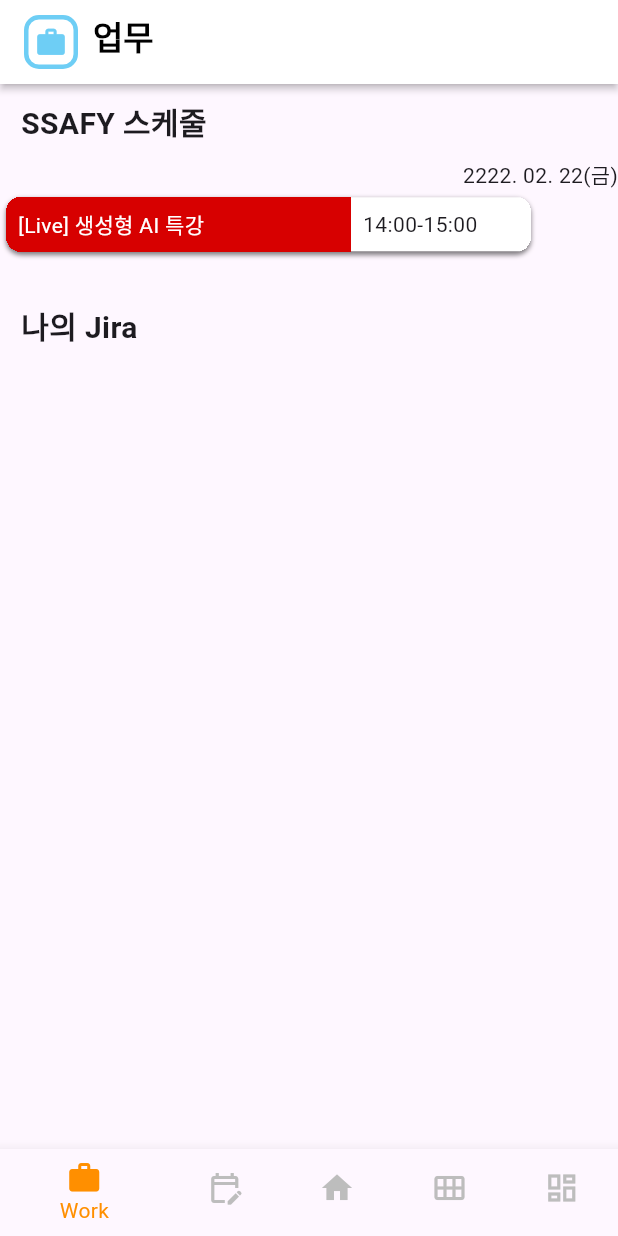
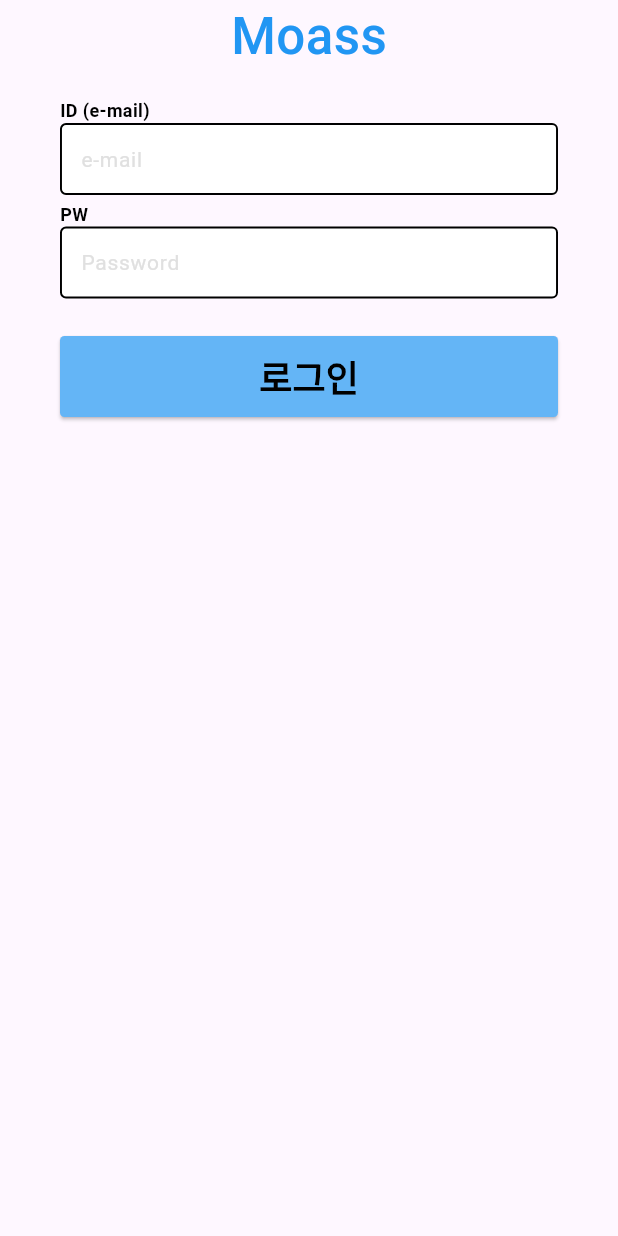
Before and after one commit to latter-electronic/MOASS, a Flutter app: the screen it shows after launch, on a phone screen of 412 x 824 dp. Run offline on Flutter 3.47's test engine with Material 3 defaults, Android fonts, the phone set to English and light mode, and no system bars; our stand-ins replace dio, shared_preferences.

Commit message:
Feat: login 페이지, API, UI틀, refreshToken 구현

```diff
--- a/Frontend/moass/lib/main.dart
+++ b/Frontend/moass/lib/main.dart
@@ -1,5 +1,7 @@
 import 'package:flutter/material.dart';
+import 'package:moass/screens/login_screen.dart';
 import 'package:moass/screens/home_screen.dart';
+import 'package:shared_preferences/shared_preferences.dart';
 
 void main() {
   runApp(const MyApp());
@@ -11,13 +13,32 @@ class MyApp extends StatelessWidget {
   @override
   Widget build(BuildContext context) {
     return MaterialApp(
-      title: 'Moass',
-      theme: ThemeData(
-        primarySwatch: Colors.blue,
-        visualDensity: VisualDensity.adaptivePlatformDensity,
-      ),
-      home: const HomeScreen(),
-    );
+        title: 'Moass',
+        theme: ThemeData(
+          primarySwatch: Colors.blue,
+          visualDensity: VisualDensity.adaptivePlatformDensity,
+        ),
+        // home: const HomeScreen(),
+        // FutureBuilder로 비동기 작업의 결과에 따라 다른 페이지 표시
+        home: FutureBuilder(
+            // _getLoginStatus 함수의 결과를 기다림
+            future: _getLoginStatus(),
+            builder: (context, snapshot) {
+              if (snapshot.connectionState == ConnectionState.done) {
+                return snapshot.data == true
+                    ? const HomeScreen()
+                    : const LoginScreen();
+              } else {
+                return const CircularProgressIndicator();
+              }
+            }));
+  }
+
+  // SharedPreferences 라이브러리를 사용해서 저장된 로그인 상태를 불러옴
+  Future<bool> _getLoginStatus() async {
+    final SharedPreferences prefs = await SharedPreferences.getInstance();
+    // 로그인 정보가 없다면 false로 변경
+    return prefs.getBool('isLogin') ?? false;
   }
 }
 
--- /dev/null
+++ b/Frontend/moass/lib/screens/login_screen.dart
@@ -0,0 +1,196 @@
+import 'package:dio/dio.dart';
+import 'package:flutter/material.dart';
+import 'package:moass/model/token_interceptor.dart';
+import 'package:moass/screens/home_screen.dart';
+import 'package:moass/widgets/custom_login_form.dart';
+import 'package:shared_preferences/shared_preferences.dart';
+
+class LoginScreen extends StatefulWidget {
+  const LoginScreen({super.key});
+
+  @override
+  State<LoginScreen> createState() => _LoginScreenState();
+}
+
+class _LoginScreenState extends State<LoginScreen> {
+  // 이메일과 비밀번호
+  String username = '';
+  String password = '';
+
+  // 에러 메시지를 위한 상태 변수
+  String? _errorMessage;
+
+  Future<void> _login() async {
+    final dio = Dio();
+    // 인스턴스추가
+    final prefs = await SharedPreferences.getInstance();
+    dio.interceptors.add(TokenInterceptor(dio, prefs));
+
+    // 요청할 기본 주소
+    const ip = 'https://k10e203.p.ssafy.io';
+
+    try {
+      final response = await dio.post(
+        '$ip/api/user/login',
+        data: {
+          "userEmail": username,
+          "password": password,
+        },
+      );
+
+      // 로그인 성공 처리 (예: 토큰 저장, 홈 화면으로 이동 등)
+      print(response.data);
+      setState(() {
+        _errorMessage = null; // 에러 메시지를 초기화
+      });
+      // 로그인 유지를 위해 SharedPreferences 를 불러옴
+      final SharedPreferences prefs = await SharedPreferences.getInstance();
+      // isLoggedIn 즉 로그인 유무에 true값 저장
+      await prefs.setBool('isLoggedIn', true);
+      // 토큰 저장
+      final accessToken = response.data['accessToken'];
+      final refreshToken = response.data['refreshToken'];
+      await prefs.setString('accessToken', accessToken);
+      await prefs.setString('refreshToken', refreshToken);
+      // 홈 화면으로 이동
+      Navigator.pushReplacement(
+        context,
+        MaterialPageRoute(builder: (context) => const HomeScreen()),
+      );
+    } on DioException catch (e) {
+      // DioError를 캐치하여 에러 메시지를 업데이트
+      if (e.response?.statusCode == 401) {
+        setState(() {
+          _errorMessage = '이메일 또는 비밀번호가 틀렸습니다';
+        });
+      } else {
+        setState(() {
+          _errorMessage = '로그인 실패: ${e.message}';
+        });
+      }
+    }
+  }
+
+  @override
+  Widget build(BuildContext context) {
+    return Scaffold(
+      body: SafeArea(
+        top: true,
+        bottom: false,
+        child: Padding(
+          padding: const EdgeInsets.symmetric(horizontal: 40.0),
+          child: Column(
+            crossAxisAlignment: CrossAxisAlignment.stretch,
+            children: [
+              const _Title(),
+              const SizedBox(height: 16.0),
+              const _SubTitleId(),
+              // 여기서부턴 이미같은거 넣을경우 넣으면됨
+              // 로그인 폼
+              CustomLoginFormField(
+                hintText: 'e-mail',
+                onChanged: (String value) {
+                  username = value;
+                },
+              ),
+              const SizedBox(height: 4.0),
+              const _SubTitlePw(),
+              CustomLoginFormField(
+                hintText: 'Password',
+                onChanged: (String value) {
+                  password = value;
+                },
+                obscureText: true,
+              ),
+              const SizedBox(height: 25.0),
+              ElevatedButton(
+                onPressed: _login,
+                style: ElevatedButton.styleFrom(
+                  backgroundColor: Colors.blue.shade300,
+                  shape: RoundedRectangleBorder(
+                    borderRadius:
+                        BorderRadius.circular(3), // 버튼의 각 꼭지점을 둥글게 만듭니다.
+                  ),
+                  padding: const EdgeInsets.symmetric(
+                    vertical: 10,
+                    horizontal: 20,
+                  ), // 버튼의 패딩을 조절할 수 있습니다.
+                ),
+                child: const Text(
+                  '로그인',
+                  style: TextStyle(
+                      fontSize: 24, // '로그인' 텍스트의 크기를 20폰트로 설정합니다.
+                      color: Colors.black, // '로그인' 텍스트의 색상을 검정색으로 설정합니다.
+                      fontWeight: FontWeight.bold),
+                ),
+              ),
+              if (_errorMessage != null)
+                Padding(
+                  padding: const EdgeInsets.all(8.0),
+                  child: Text(
+                    _errorMessage!,
+                    style: const TextStyle(color: Colors.red),
+                  ),
+                ),
+            ],
+          ),
+        ),
+      ),
+    );
+  }
+}
+
+class _Title extends StatelessWidget {
+  const _Title({super.key});
+
+  @override
+  Widget build(BuildContext context) {
+    return const Row(
+      mainAxisAlignment: MainAxisAlignment.center,
+      children: [
+        Text(
+          'Moass',
+          style: TextStyle(
+            fontSize: 34,
+            fontWeight: FontWeight.w500,
+            color: Colors.blue,
+          ),
+        ),
+      ],
+    );
+  }
+}
+
+class _SubTitleId extends StatelessWidget {
+  const _SubTitleId({super.key});
+
+  @override
+  Widget build(BuildContext context) {
+    return const Text(
+      // 줄바꿈은 \n
+      'ID (e-mail)',
+      style: TextStyle(
+        fontSize: 12,
+        fontWeight: FontWeight.w700,
+        color: Colors.black,
+      ),
+    );
+  }
+}
+
+class _SubTitlePw extends StatelessWidget {
+  const _SubTitlePw({super.key});
+
+  @override
+  Widget build(BuildContext context) {
+    return const Text(
+      // 줄바꿈은 \n
+      'PW',
+      style: TextStyle(
+        fontSize: 12,
+        fontWeight: FontWeight.w700,
+        color: Colors.black,
+      ),
+    );
+  }
+}
--- a/Frontend/moass/lib/screens/main_home_screen.dart
+++ b/Frontend/moass/lib/screens/main_home_screen.dart
@@ -41,7 +41,7 @@ class _MainHomeScreenState extends State<MainHomeScreen> {
   @override
   Widget build(BuildContext context) {
     return Scaffold(
-            appBar: const TopBar(
+      appBar: const TopBar(
         title: '메인',
         icon: Icons.home_rounded,
       ),
@@ -277,7 +277,7 @@ class _MainHomeScreenState extends State<MainHomeScreen> {
               )
             ],
           ),
-        ),
+        ],
       ),
     );
   }
--- /dev/null
+++ b/Frontend/moass/lib/widgets/custom_login_form.dart
@@ -0,0 +1,63 @@
+import 'package:flutter/material.dart';
+
+class CustomLoginFormField extends StatelessWidget {
+  final String? hintText;
+  final String? errorText;
+  final bool obscureText;
+  final bool autofocus;
+  final ValueChanged<String>? onChanged;
+
+  const CustomLoginFormField({
+    required this.onChanged,
+    this.obscureText = false,
+    this.autofocus = false,
+    this.hintText,
+    this.errorText,
+    super.key,
+  });
+
+  @override
+  Widget build(BuildContext context) {
+    // 테두리가 있는 입력 가능한 보더
+    const baseBorder = OutlineInputBorder(
+        borderSide: BorderSide(
+      color: Colors.black,
+      width: 1.3,
+    ));
+
+    // 메테리얼에서 가져올수 있는 텍스트 폼 위젯
+    return TextFormField(
+      // 비밀번호를 입력할때 사용함 true시 동그라미로 가림
+      obscureText: obscureText,
+      // 해당 화면 갔을때 자동으로 위젯 클릭을 시행할지
+      autofocus: autofocus,
+      // 값이 바뀔때마다 상태가 변하는거
+      onChanged: onChanged,
+      cursorColor: Colors.blue.shade400,
+      // 텍스트 폼 '안' 에서의 스타일
+      decoration: InputDecoration(
+        contentPadding: const EdgeInsets.all(10),
+        hintText: hintText,
+        hintStyle: TextStyle(
+          color: Colors.grey.shade300,
+          fontSize: 14.0,
+        ),
+        // 에러 메세지 관리
+        errorText: errorText,
+        // 인풋 폼 배경색 관리 filled를 true로 해줘야 보임
+        fillColor: Colors.white,
+        filled: true,
+
+        // 기본상태의 보더 상태
+        border: baseBorder,
+        // 선택되지 않은 보더의 상태
+        enabledBorder: baseBorder,
+        // 선택된 보더 상태 + copyWith은 똑같이 가져오고 일부분을 바꾸겠다 선언
+        focusedBorder: baseBorder.copyWith(
+          borderSide:
+              baseBorder.borderSide.copyWith(color: Colors.blue.shade400),
+        ),
+      ),
+    );
+  }
+}
--- a/Frontend/moass/pubspec.yaml
+++ b/Frontend/moass/pubspec.yaml
@@ -35,6 +35,11 @@ dependencies:
     # The following adds the Cupertino Icons font to your application.
     # Use with the CupertinoIcons class for iOS style icons.
     cupertino_icons: ^1.0.6
+    # http를 더 쉽게 사용하기 위한 대체 라이브러리
+    dio: ^5.4.3+1
+    # 로그인 유지를 위한 라이브러리
+    shared_preferences: ^2.2.3
+
 
 dev_dependencies:
     flutter_test:
```
Also changed, not shown: Frontend/moass/lib/model/token_interceptor.dart (added, +63 -0 lines), Frontend/moass/pubspec.lock, 1 other file.
